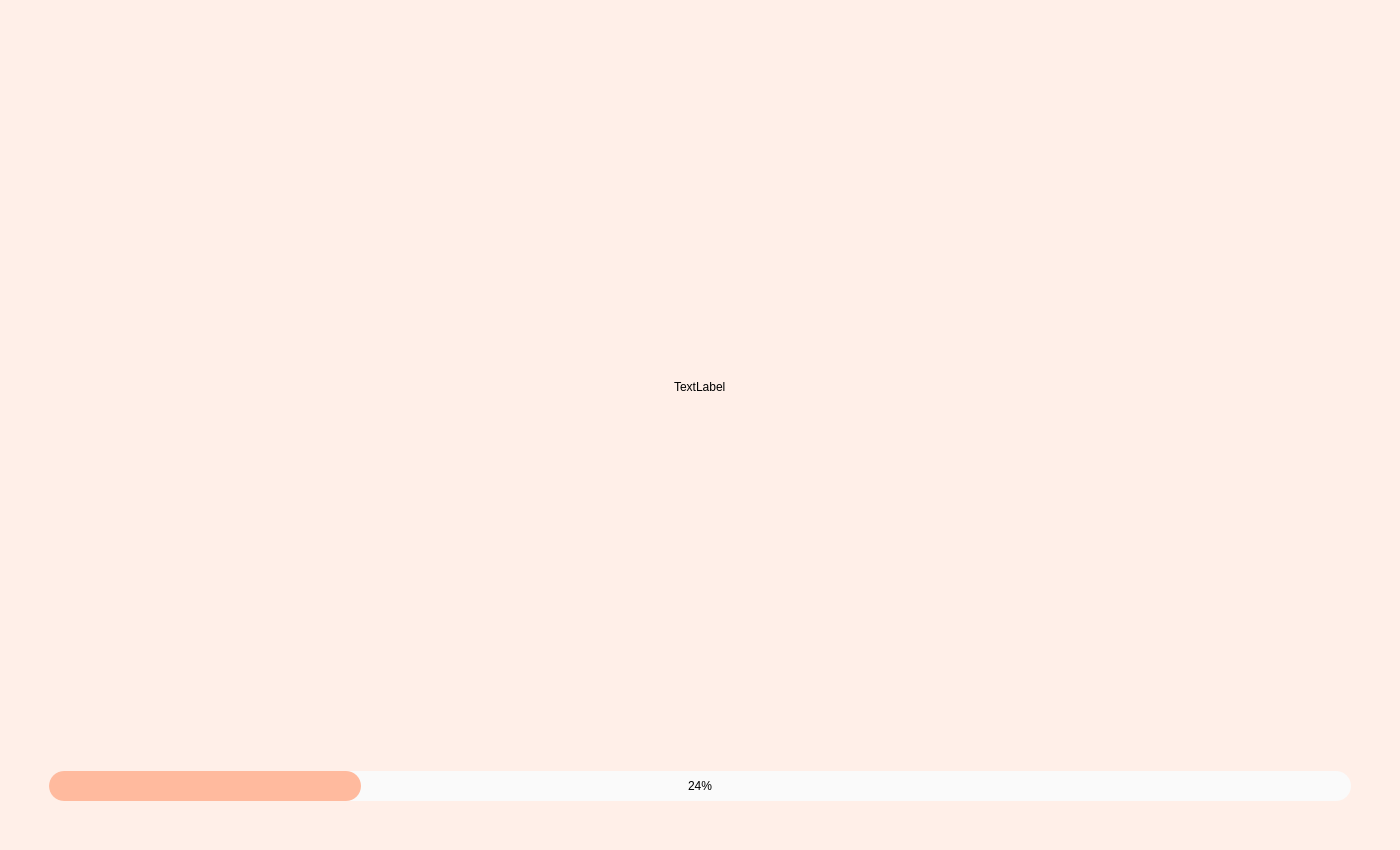
ArtemToporkov/DiskUsage, file diskUsage.ui: the form before one commit.
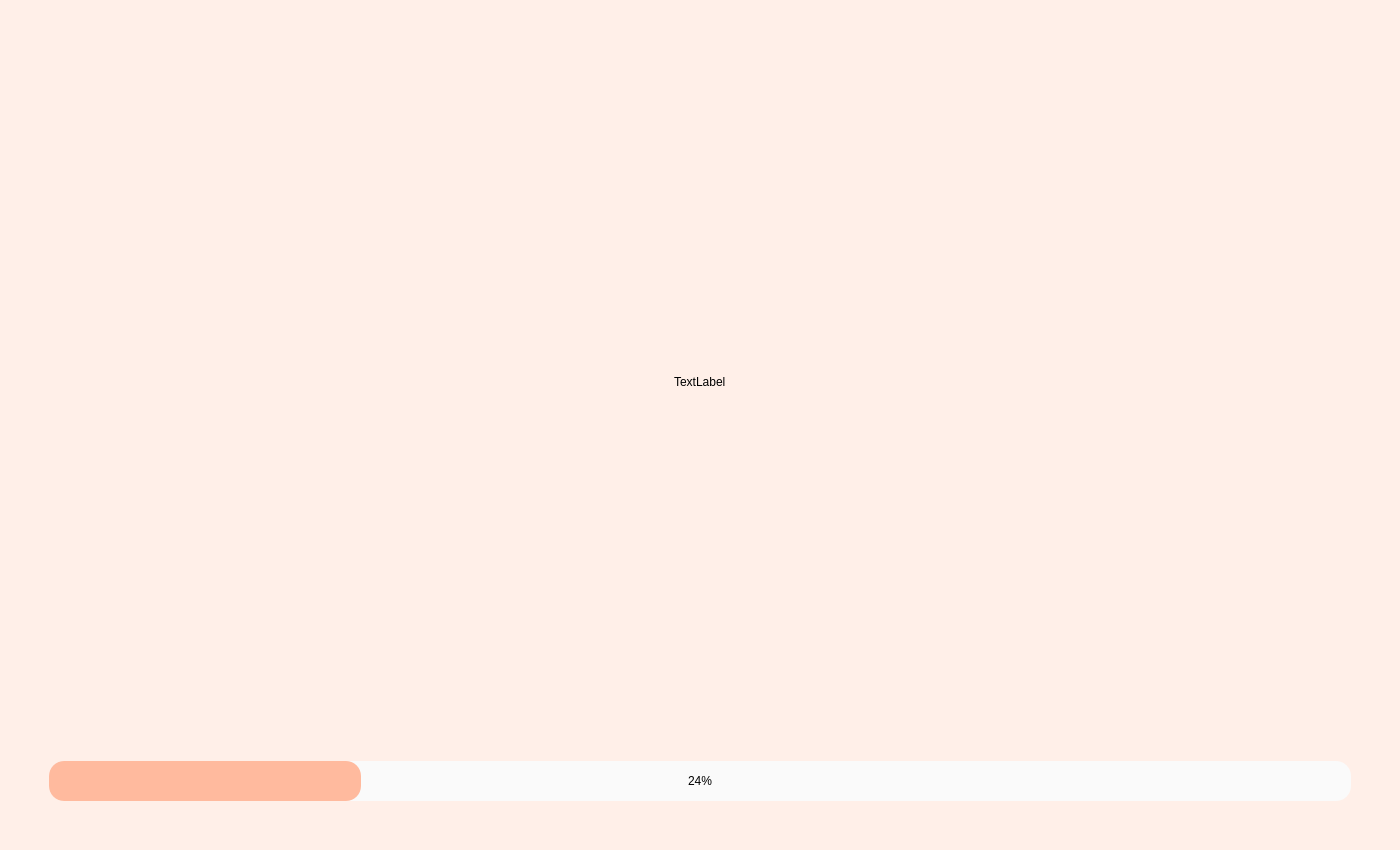
The form after the commit. The open tabs and pages were chosen to show the change. Custom widgets are drawn as their Qt base class.

Commit message: calculating files count thread added

Diff of the .ui file:
```diff
--- a/diskUsage.ui
+++ b/diskUsage.ui
@@ -256,7 +256,7 @@
       <property name="minimumSize">
        <size>
         <width>0</width>
-        <height>30</height>
+        <height>40</height>
        </size>
       </property>
       <property name="styleSheet">
```
The commit also changes 2 other files.
